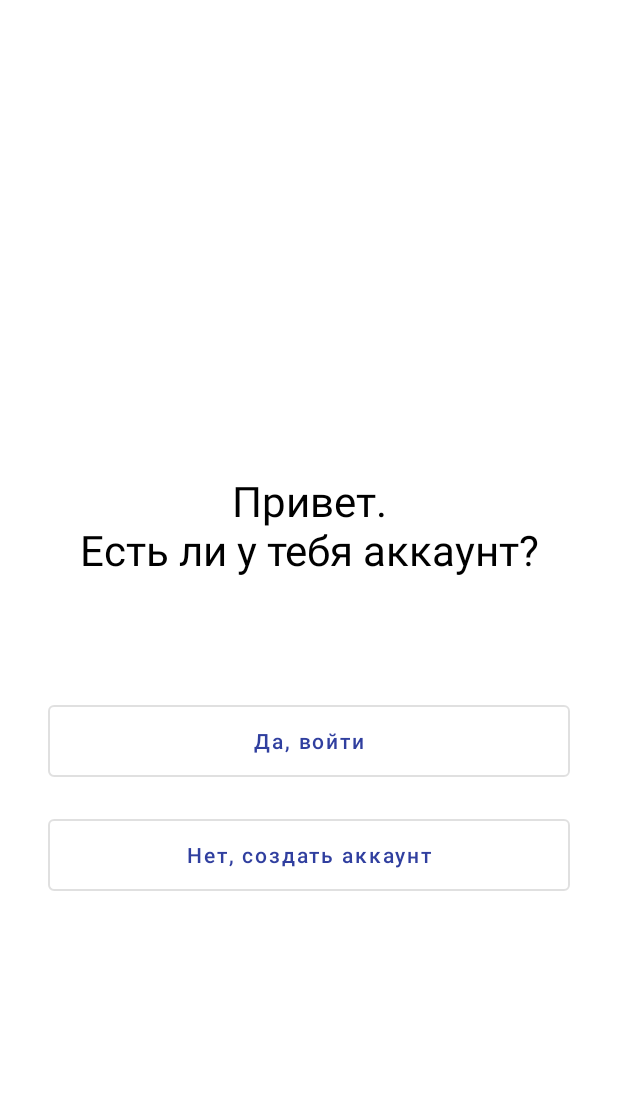
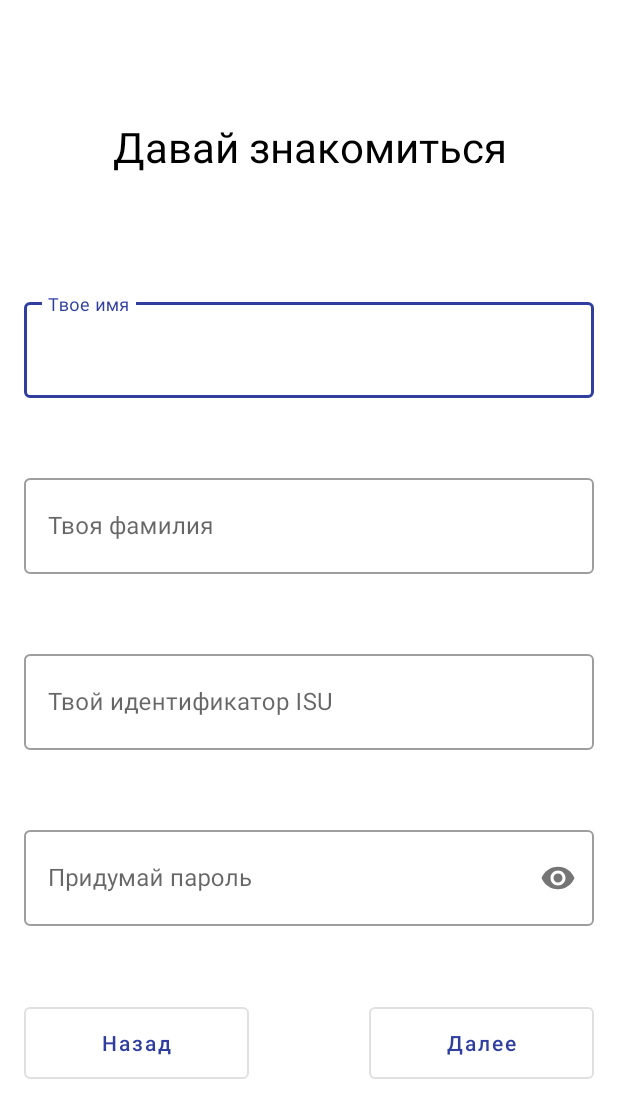
Before and after one commit to egor-baranov/ICTHack2App, an Android app: the screen it shows after launch (StartActivity), on a phone screen of 412 x 824 dp. Shown: the top 1118 px of the screen. Run offline under Robolectric (Android 15) with nearby library versions, the phone set to English and light mode, and no system bars; Roboto replaces fonts that are not available here.

Commit message:
🐛 Some fixes in activity_start

```diff
--- a/app/src/main/res/layout/activity_start.xml
+++ b/app/src/main/res/layout/activity_start.xml
@@ -2,6 +2,11 @@
 <androidx.constraintlayout.widget.ConstraintLayout xmlns:android="http://schemas.android.com/apk/res/android"
     xmlns:app="http://schemas.android.com/apk/res-auto"
     xmlns:tools="http://schemas.android.com/tools"
+    android:id="@+id/startActivityContainer"
+    android:layout_width="match_parent"
+    android:layout_height="match_parent">
+
+    <androidx.constraintlayout.widget.ConstraintLayout
         android:layout_width="match_parent"
         android:layout_height="match_parent">
 
@@ -9,7 +14,7 @@
             android:id="@+id/isUserLoginedScreen"
             android:layout_width="match_parent"
             android:layout_height="match_parent"
-        android:visibility="visible"
+            android:visibility="gone"
             tools:layout_editor_absoluteX="16dp"
             tools:layout_editor_absoluteY="16dp">
 
@@ -151,11 +156,16 @@
                 app:layout_constraintEnd_toEndOf="parent" />
         </androidx.constraintlayout.widget.ConstraintLayout>
 
-    <androidx.constraintlayout.widget.ConstraintLayout
+        <androidx.core.widget.NestedScrollView
             android:id="@+id/firstScreen"
             android:layout_width="match_parent"
             android:layout_height="match_parent"
-        android:visibility="gone"
+            android:visibility="visible">
+
+            <androidx.constraintlayout.widget.ConstraintLayout
+                android:layout_width="match_parent"
+                android:layout_height="wrap_content"
+                android:visibility="visible"
                 tools:layout_editor_absoluteX="16dp"
                 tools:layout_editor_absoluteY="16dp">
 
@@ -262,7 +272,8 @@
                     android:text="Назад"
                     android:textAllCaps="false"
                     app:layout_constraintBottom_toBottomOf="parent"
-            app:layout_constraintStart_toStartOf="parent" />
+                    app:layout_constraintStart_toStartOf="parent"
+                    app:layout_constraintTop_toBottomOf="@+id/passwordIdTextField" />
 
                 <com.google.android.material.button.MaterialButton
                     android:id="@+id/materialButton"
@@ -275,8 +286,11 @@
                     android:text="Далее"
                     android:textAllCaps="false"
                     app:layout_constraintBottom_toBottomOf="parent"
-            app:layout_constraintEnd_toEndOf="parent" />
+                    app:layout_constraintEnd_toEndOf="parent"
+                    app:layout_constraintTop_toBottomOf="@+id/passwordIdTextField" />
             </androidx.constraintlayout.widget.ConstraintLayout>
+        </androidx.core.widget.NestedScrollView>
+
 
         <androidx.core.widget.NestedScrollView
             android:id="@+id/secondScreen"
@@ -510,7 +524,7 @@
                     android:layout_marginEnd="16dp"
                     android:fontFamily="@font/roboto_medium"
                     android:gravity="center"
-                android:text="Выбери свои специализации"
+                    android:text="Выбери специализации из списка"
                     android:textAlignment="center"
                     android:textColor="@color/black"
                     android:textSize="18sp"
@@ -522,7 +536,7 @@
                     android:layout_width="match_parent"
                     android:layout_height="match_parent"
                     android:layout_marginStart="16dp"
-                android:layout_marginTop="48dp"
+                    android:layout_marginTop="80dp"
                     android:layout_marginEnd="16dp"
                     android:layout_marginBottom="16dp"
                     app:layout_constraintBottom_toBottomOf="parent"
@@ -651,3 +665,4 @@
             </androidx.constraintlayout.widget.ConstraintLayout>
         </androidx.cardview.widget.CardView>
     </androidx.constraintlayout.widget.ConstraintLayout>
+</androidx.constraintlayout.widget.ConstraintLayout>
```
Lines whose indentation alone changed are shown as unchanged.
